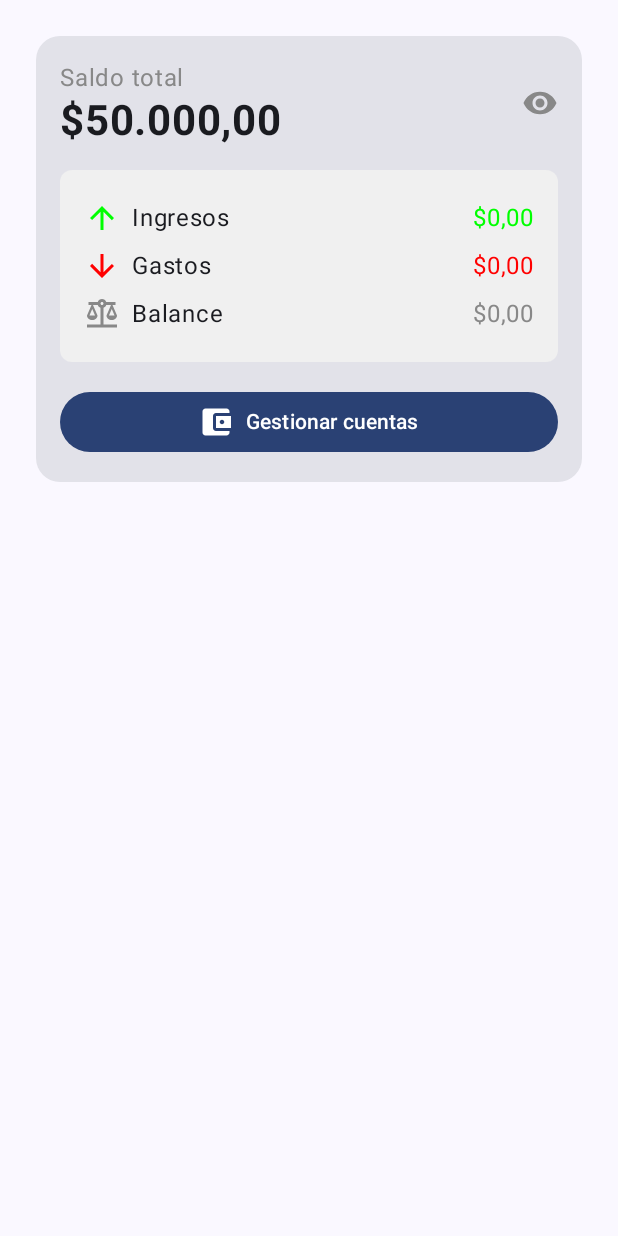
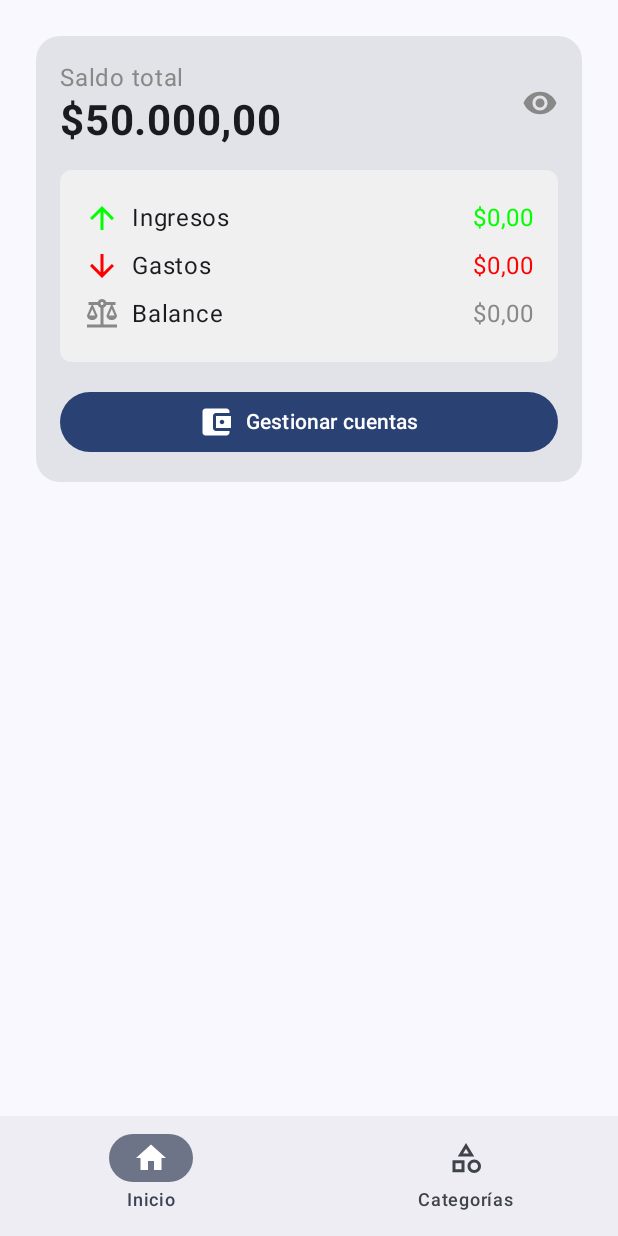
Before and after one commit to ing-fabiansuarez/GuardaditoApp, an Android app built with Jetpack Compose: the screen it shows after launch (MainActivity), on a phone screen of 412 x 824 dp. Run offline under Robolectric (Android 15) with nearby library versions, the phone set to English and light mode, and no system bars.

Commit message:
Se agrego la navegacion entre home y category

```diff
--- a/app/build.gradle.kts
+++ b/app/build.gradle.kts
@@ -51,6 +51,8 @@ dependencies {
     implementation(libs.androidx.material3)
 
     implementation(libs.androidx.material.icons.extended)
+    implementation(libs.androidx.navigation.runtime.ktx)
+    implementation(libs.androidx.navigation.compose)
     testImplementation(libs.junit)
     androidTestImplementation(libs.androidx.junit)
     androidTestImplementation(libs.androidx.espresso.core)
--- a/app/src/main/java/software/mys/guardaditoapp/MainActivity.kt
+++ b/app/src/main/java/software/mys/guardaditoapp/MainActivity.kt
@@ -6,8 +6,30 @@ import androidx.activity.compose.setContent
 
 import androidx.activity.ComponentActivity
 import androidx.activity.enableEdgeToEdge
+import androidx.compose.foundation.layout.fillMaxSize
+import androidx.compose.foundation.layout.padding
+import androidx.compose.material3.FloatingActionButton
+import androidx.compose.material3.Scaffold
+import androidx.compose.material3.Text
+import androidx.navigation.NavHostController
+import androidx.navigation.compose.NavHost
+import androidx.navigation.compose.rememberNavController
+import software.mys.guardaditoapp.ui.screen.CategoryScreen
+import androidx.compose.runtime.Composable
+import androidx.compose.runtime.getValue
+import androidx.compose.runtime.mutableIntStateOf
+import androidx.compose.runtime.remember
+import androidx.compose.runtime.setValue
+import androidx.compose.ui.Modifier
+import androidx.compose.ui.graphics.Color
+import androidx.compose.ui.graphics.vector.ImageVector
+import androidx.navigation.NavDestination.Companion.hierarchy
+import androidx.navigation.NavGraph.Companion.findStartDestination
+import androidx.navigation.compose.composable
+import androidx.navigation.compose.currentBackStackEntryAsState
 
 import software.mys.guardaditoapp.ui.screen.HomeScreen
+import software.mys.guardaditoapp.ui.theme.GuardaditoAppTheme
 
 
 class MainActivity : ComponentActivity() {
@@ -15,7 +37,37 @@ class MainActivity : ComponentActivity() {
         super.onCreate(savedInstanceState)
         enableEdgeToEdge()
         setContent {
-            HomeScreen()
+            GuardaditoAppTheme {
+                val navController = rememberNavController()
+                AppScaffold(navController)
+            }
         }
     }
 }
+
+@Composable
+fun AppScaffold(navController: NavHostController) {
+
+    val navBackStackEntry by navController.currentBackStackEntryAsState()
+    val currentDestination = navBackStackEntry?.destination
+
+    Scaffold(modifier = Modifier.fillMaxSize(),
+        topBar = {
+        },
+        bottomBar = { NavigationBottomAppBar(navController) }
+    ) { innerPadding ->
+        NavHost(
+            navController = navController,
+            startDestination = Routes.Home.route,
+            modifier = Modifier.padding(innerPadding)
+        ) {
+            composable(route = Routes.Home.route) {
+                HomeScreen()
+            }
+            composable(route = Routes.Categories.route) {
+                CategoryScreen()
+            }
+        }
+    }
+
+}
--- /dev/null
+++ b/app/src/main/java/software/mys/guardaditoapp/NavigationBottomAppBar.kt
@@ -0,0 +1,74 @@
+package software.mys.guardaditoapp
+
+import androidx.compose.material.icons.Icons
+import androidx.compose.material.icons.filled.Category
+import androidx.compose.material.icons.filled.Home
+import androidx.compose.material.icons.outlined.Category
+import androidx.compose.material.icons.outlined.Home
+import androidx.compose.material3.Icon
+import androidx.compose.material3.NavigationBar
+import androidx.compose.material3.NavigationBarItem
+import androidx.compose.material3.Text
+import androidx.compose.runtime.Composable
+import androidx.compose.runtime.getValue
+import androidx.compose.runtime.mutableIntStateOf
+import androidx.compose.runtime.remember
+import androidx.compose.runtime.setValue
+import androidx.compose.ui.graphics.vector.ImageVector
+import androidx.navigation.NavGraph.Companion.findStartDestination
+import androidx.navigation.NavHostController
+
+
+data class BottomNavigationItem(
+    val route: String,
+    val icon: ImageVector,
+    val unSelectedIcon: ImageVector,
+    val title: String
+)
+
+val items = listOf(
+    BottomNavigationItem(
+        route = Routes.Home.route,
+        icon = Icons.Default.Home,
+        unSelectedIcon = Icons.Outlined.Home,
+        title = Routes.Home.title
+    ),
+    BottomNavigationItem(
+        route = Routes.Categories.route,
+        icon = Icons.Default.Category,
+        unSelectedIcon = Icons.Outlined.Category,
+        title = Routes.Categories.title
+    )
+
+)
+
+@Composable
+fun NavigationBottomAppBar(navController: NavHostController) {
+
+    var selectedItem by remember { mutableIntStateOf(0) }
+    NavigationBar {
+        items.forEachIndexed { index, item ->
+
+            NavigationBarItem(
+                icon = {
+                    Icon(
+                        if (selectedItem == index) item.icon else item.unSelectedIcon,
+                        contentDescription = item.title
+                    )
+                },
+                label = { Text(text = item.title) },
+                selected = selectedItem == index,
+                onClick = {
+                    navController.navigate(item.route) {
+                        popUpTo(navController.graph.findStartDestination().id) {
+                            saveState = true
+                        }
+                        launchSingleTop = true
+                        restoreState = true
+                    }
+                    selectedItem = index
+                }
+            )
+        }
+    }
+}
--- /dev/null
+++ b/app/src/main/java/software/mys/guardaditoapp/Routes.kt
@@ -0,0 +1,6 @@
+package software.mys.guardaditoapp
+
+sealed class Routes(val route: String, val title: String) {
+    object Home : Routes("home", "Inicio")
+    object Categories : Routes("categories", "Categorías")
+}
--- a/app/src/main/java/software/mys/guardaditoapp/ui/screen/CategoryScreen.kt
+++ b/app/src/main/java/software/mys/guardaditoapp/ui/screen/CategoryScreen.kt
@@ -55,18 +55,12 @@ import software.mys.guardaditoapp.ui.viewmodel.CategoryViewModel
 fun CategoryScreen(viewmodel: CategoryViewModel = CategoryViewModel()) {
     val uiState by viewmodel.uiState.collectAsState()
     var showDialog by remember { mutableStateOf(false) }
-    Scaffold(
-        topBar = { TopApp() },
-        content = { innerPadding ->
-            TabsExpenseAndIncome(
-                modifier = Modifier.padding(innerPadding),
-                incomeCategories = uiState.incomeCategories, expenseCategories = uiState.expenseCategories
-            )
-        },
-        floatingActionButton = {
-            FloatingButton(onClick = { showDialog = true })
-        }
+
+    TabsExpenseAndIncome(
+        modifier = Modifier,
+        incomeCategories = uiState.incomeCategories, expenseCategories = uiState.expenseCategories
     )
+
 
     // Mostrar el diálogo si showDialog es true
     if (showDialog) {
@@ -79,7 +73,6 @@ fun CategoryScreen(viewmodel: CategoryViewModel = CategoryViewModel()) {
 @OptIn(ExperimentalMaterial3Api::class)
 @Composable
 fun FullScreenDialog(onDismiss: () -> Unit) {
-
     Dialog(
         onDismissRequest = onDismiss,
         properties = DialogProperties(usePlatformDefaultWidth = false) // Diálogo de pantalla completa
@@ -238,8 +231,6 @@ fun CategoryItem(category: Category, onDelete: () -> Unit = {}) {
 }
 
 
-
-
 // Definimos un enum para los tipos de categorías.
 enum class CategoryType {
     INCOME, EXPENSE;
--- a/app/src/main/java/software/mys/guardaditoapp/ui/screen/HomeScreen.kt
+++ b/app/src/main/java/software/mys/guardaditoapp/ui/screen/HomeScreen.kt
@@ -36,29 +36,15 @@ import software.mys.guardaditoapp.ui.theme.GuardaditoAppTheme
 
 @Composable
 fun HomeScreen() {
-    GuardaditoAppTheme {
-        Scaffold(modifier = Modifier.fillMaxSize(),
-            topBar = {
-                TopBar()
-            }
-        ) { innerPadding ->
-            Column(
-                modifier = Modifier
-                    .padding(innerPadding)
-                    .padding(8.dp)
-            ) {
-                BalanceCard()
-            }
-        }
+    Column(
+        modifier = Modifier
+            .padding(8.dp)
+    ) {
+        BalanceCard()
     }
+
 }
 
-
-@OptIn(ExperimentalMaterial3Api::class)
-@Composable
-fun TopBar() {
-
-}
 
 @OptIn(ExperimentalMaterial3Api::class)
 @Composable
--- a/gradle/libs.versions.toml
+++ b/gradle/libs.versions.toml
@@ -10,6 +10,8 @@ lifecycleRuntimeKtx = "2.8.7"
 activityCompose = "1.9.3"
 composeBom = "2024.04.01"
 materialIconsExtended = "1.7.8"
+navigationRuntimeKtx = "2.8.9"
+navigationCompose = "2.8.9"
 
 [libraries]
 androidx-core-ktx = { group = "androidx.core", name = "core-ktx", version.ref = "coreKtx" }
@@ -29,6 +31,8 @@ androidx-ui-test-manifest = { group = "androidx.compose.ui", name = "ui-test-man
 androidx-ui-test-junit4 = { group = "androidx.compose.ui", name = "ui-test-junit4" }
 androidx-material3 = { group = "androidx.compose.material3", name = "material3" }
 retrofit = { module = "com.squareup.retrofit2:retrofit", version.ref = "converterGson" }
+androidx-navigation-runtime-ktx = { group = "androidx.navigation", name = "navigation-runtime-ktx", version.ref = "navigationRuntimeKtx" }
+androidx-navigation-compose = { group = "androidx.navigation", name = "navigation-compose", version.ref = "navigationCompose" }
 
 [plugins]
 android-application = { id = "com.android.application", version.ref = "agp" }
```
